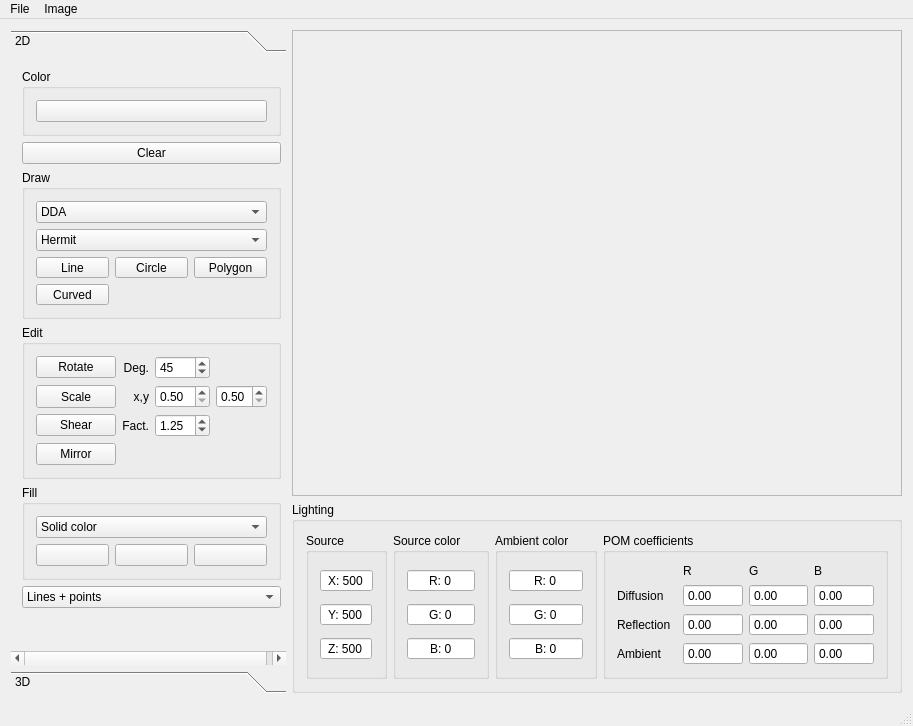
Qt form src/ImageViewer.ui (IDemandASandwich/ImageViewer) before a commit.
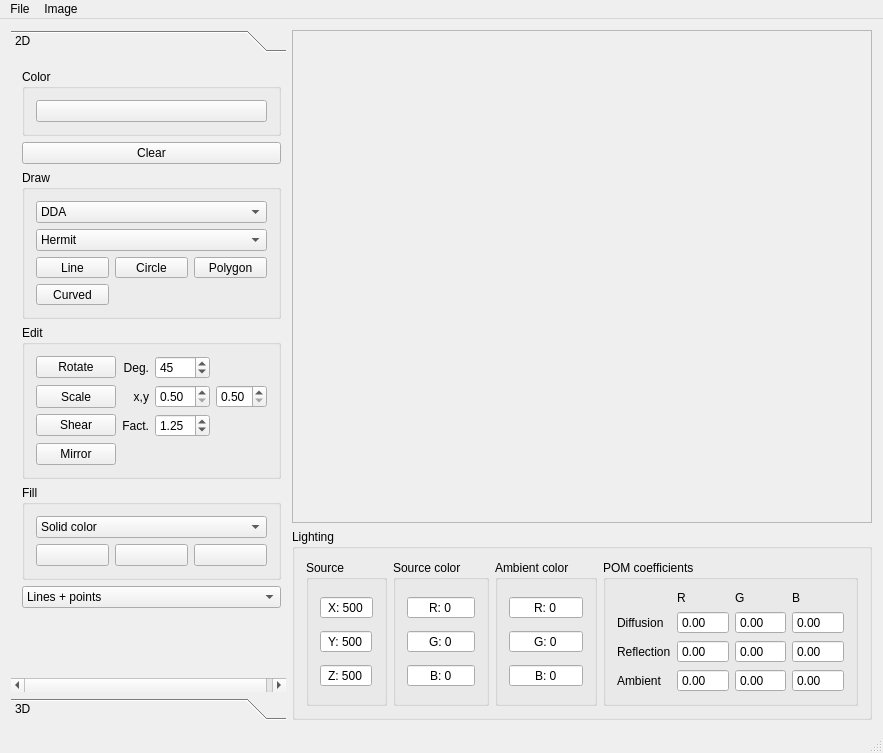
The same form after that commit. The open tabs and pages were chosen to show the change.

Commit message: Added nearest-neighbour shading

```diff
--- a/src/ImageViewer.ui
+++ b/src/ImageViewer.ui
@@ -6,8 +6,8 @@
    <rect>
     <x>0</x>
     <y>0</y>
-    <width>913</width>
-    <height>726</height>
+    <width>883</width>
+    <height>753</height>
    </rect>
   </property>
   <property name="windowTitle">
@@ -457,8 +457,8 @@
         <rect>
          <x>0</x>
          <y>0</y>
-         <width>612</width>
-         <height>465</height>
+         <width>582</width>
+         <height>492</height>
         </rect>
        </property>
       </widget>
@@ -489,8 +489,8 @@
         <rect>
          <x>0</x>
          <y>0</y>
-         <width>275</width>
-         <height>605</height>
+         <width>270</width>
+         <height>584</height>
         </rect>
        </property>
        <attribute name="label">
@@ -1221,7 +1221,7 @@
     <rect>
      <x>0</x>
      <y>0</y>
-     <width>913</width>
+     <width>883</width>
      <height>21</height>
     </rect>
    </property>
```
Left out of the diff: 2 changed lines with no effect on the pictures. The commit also changes 1 other file.
